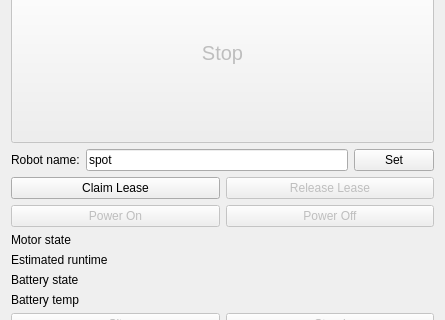
This is spot_rviz_plugins/resource/spot_panel.ui in bdaiinstitute/spot_ros2 as Qt 5 draws it before an edit; both pictures show x 0 to 445 and y 282 to 602 of the 445 by 855 pixel window. The edited form follows.
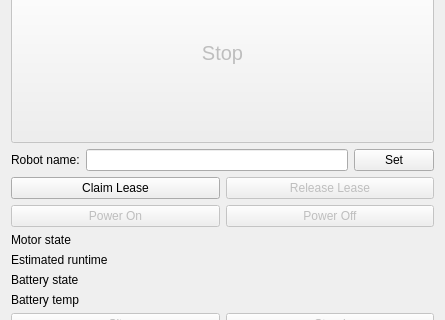
This is the edited form.

Commit message: Default to empty robot name on spot_panel UI

Patch:
```diff
--- a/spot_rviz_plugins/resource/spot_panel.ui
+++ b/spot_rviz_plugins/resource/spot_panel.ui
@@ -140,7 +140,7 @@
        <item>
         <widget class="QLineEdit" name="robotNameLineEdit">
          <property name="text">
-          <string>spot</string>
+          <string></string>
          </property>
         </widget>
        </item>
```
